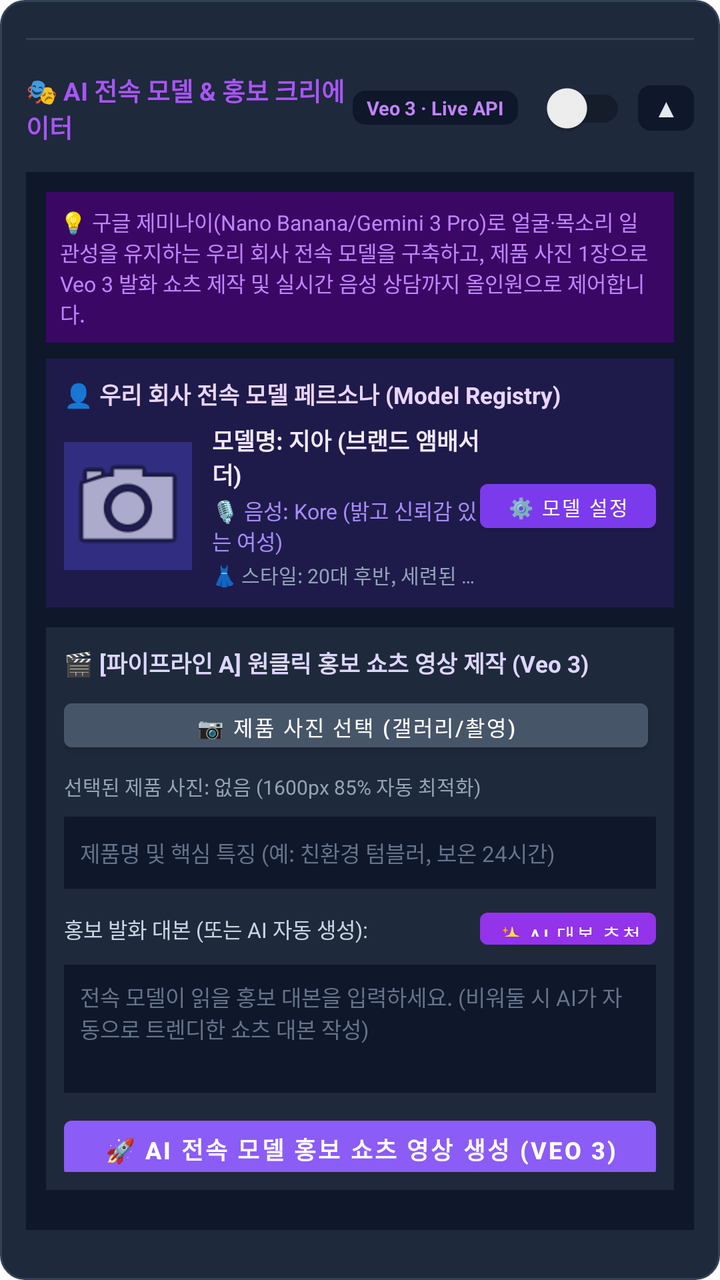
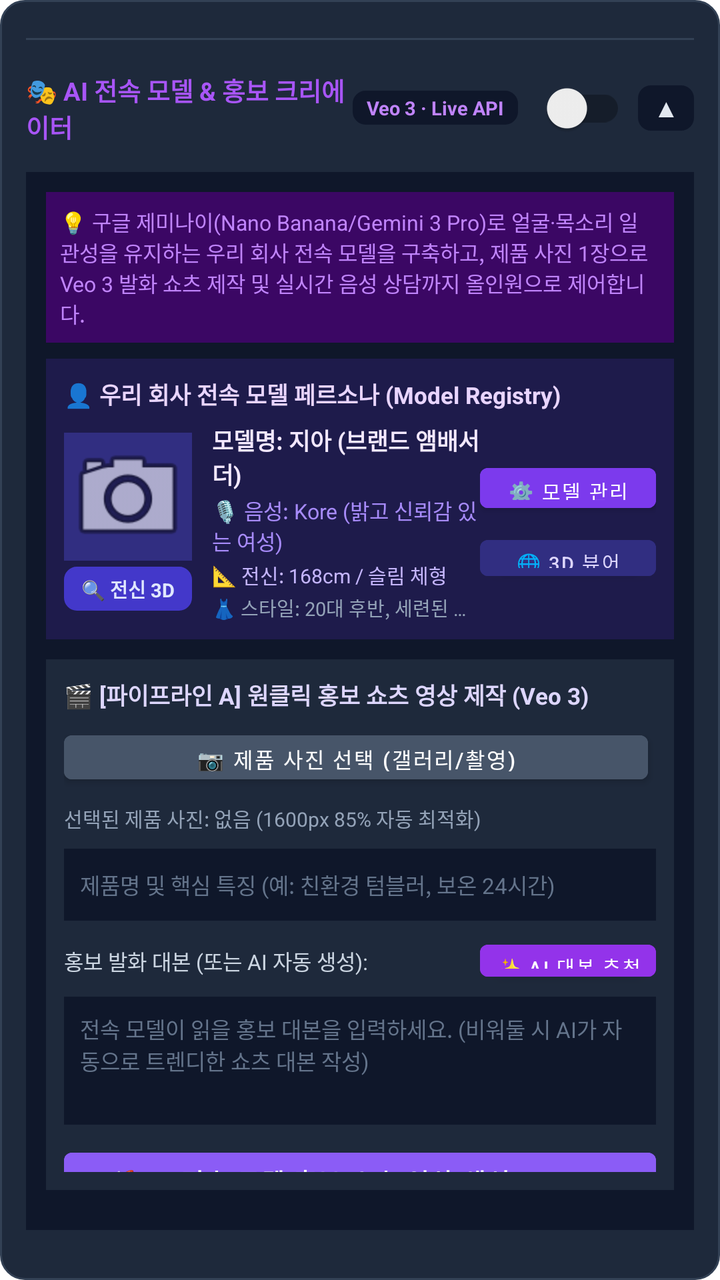

Compare the two renders of this Android layout. The source of the first and the diff that turns it into the second are given below.
<!-- AndroidManifest.xml: application theme Theme.SheetBotDepositAgent -->
<!-- res/layout/card_ai_model.xml -->
<?xml version="1.0" encoding="utf-8"?>
<LinearLayout xmlns:android="http://schemas.android.com/apk/res/android"
    xmlns:tools="http://schemas.android.com/tools"
    android:layout_width="match_parent"
    android:layout_height="wrap_content"
    android:orientation="vertical"
    android:background="@drawable/bg_card_scenario"
    android:padding="13dp"
    android:layout_marginBottom="12dp">

    
    <View
        android:layout_width="match_parent"
        android:layout_height="1dp"
        android:background="#334155"
        android:layout_marginTop="6dp"
        android:layout_marginBottom="10dp" />

    
    <LinearLayout
        android:id="@+id/layoutAiModelHeader"
        android:layout_width="match_parent"
        android:layout_height="wrap_content"
        android:orientation="horizontal"
        android:gravity="center_vertical"
        android:layout_marginBottom="8dp"
        android:clickable="true"
        android:focusable="true">

        <TextView
            android:layout_width="0dp"
            android:layout_height="wrap_content"
            android:layout_weight="1"
            android:text="🎭 AI 전속 모델 &amp; 홍보 크리에이터"
            android:textColor="#A855F7"
            android:textSize="12.5sp"
            android:textStyle="bold" />

        <TextView
            android:layout_width="wrap_content"
            android:layout_height="wrap_content"
            android:background="@drawable/bg_badge_version"
            android:backgroundTint="#0F172A"
            android:paddingHorizontal="7dp"
            android:paddingVertical="2dp"
            android:text="Veo 3 · Live API"
            android:textColor="#C084FC"
            android:textSize="9.5sp"
            android:textStyle="bold"
            android:layout_marginEnd="6dp" />

        <androidx.appcompat.widget.SwitchCompat
            android:id="@+id/switchAiModelAutomation"
            android:layout_width="wrap_content"
            android:layout_height="wrap_content"
            android:checked="false"
            android:layout_marginEnd="6dp" />

        <TextView
            android:id="@+id/btnToggleAiModelDetails"
            android:layout_width="wrap_content"
            android:layout_height="wrap_content"
            android:background="@drawable/bg_badge_version"
            android:backgroundTint="#0F172A"
            android:paddingHorizontal="8dp"
            android:paddingVertical="3dp"
            android:text="▲"
            android:textColor="#E2E8F0"
            android:textSize="12sp"
            android:textStyle="bold" />
    </LinearLayout>

    
    <LinearLayout
        android:id="@+id/layoutAiModelDetails"
        android:layout_width="match_parent"
        android:layout_height="wrap_content"
        android:orientation="vertical"
        android:background="#0F172A"
        android:padding="10dp"
        android:layout_marginBottom="12dp">

        
        <TextView
            android:layout_width="match_parent"
            android:layout_height="wrap_content"
            android:text="💡 구글 제미나이(Nano Banana/Gemini 3 Pro)로 얼굴·목소리 일관성을 유지하는 우리 회사 전속 모델을 구축하고, 제품 사진 1장으로 Veo 3 발화 쇼츠 제작 및 실시간 음성 상담까지 올인원으로 제어합니다."
            android:textColor="#C084FC"
            android:textSize="10.5sp"
            android:background="#3B0764"
            android:padding="7dp"
            android:layout_marginBottom="8dp" />

        
        <LinearLayout
            android:layout_width="match_parent"
            android:layout_height="wrap_content"
            android:orientation="vertical"
            android:background="#1E1B4B"
            android:padding="9dp"
            android:layout_marginBottom="10dp">

            <TextView
                android:layout_width="match_parent"
                android:layout_height="wrap_content"
                android:text="👤 우리 회사 전속 모델 페르소나 (Model Registry)"
                android:textColor="#E9D5FF"
                android:textSize="11.5sp"
                android:textStyle="bold"
                android:layout_marginBottom="6dp" />

            <LinearLayout
                android:layout_width="match_parent"
                android:layout_height="wrap_content"
                android:orientation="horizontal"
                android:gravity="center_vertical">

                
                <ImageView
                    android:id="@+id/ivModelMasterAvatar"
                    android:layout_width="64dp"
                    android:layout_height="64dp"
                    android:background="#312E81"
                    android:scaleType="centerCrop"
                    android:src="@android:drawable/ic_menu_camera"
                    android:contentDescription="전속 모델 대표 아바타"
                    android:layout_marginEnd="10dp" />

                
                <LinearLayout
                    android:layout_width="0dp"
                    android:layout_height="wrap_content"
                    android:layout_weight="1"
                    android:orientation="vertical">

                    <TextView
                        android:id="@+id/tvModelName"
                        android:layout_width="wrap_content"
                        android:layout_height="wrap_content"
                        android:text="모델명: 지아 (브랜드 앰배서더)"
                        android:textColor="#F3E8FF"
                        android:textSize="11.5sp"
                        android:textStyle="bold" />

                    <TextView
                        android:id="@+id/tvModelVoice"
                        android:layout_width="wrap_content"
                        android:layout_height="wrap_content"
                        android:text="🎙️ 음성: Kore (밝고 신뢰감 있는 여성)"
                        android:textColor="#A78BFA"
                        android:textSize="10.5sp"
                        android:layout_marginTop="2dp" />

                    <TextView
                        android:id="@+id/tvModelStyle"
                        android:layout_width="wrap_content"
                        android:layout_height="wrap_content"
                        android:text="👗 스타일: 20대 후반, 세련된 비즈니스 캐주얼"
                        android:textColor="#94A3B8"
                        android:textSize="10sp"
                        android:maxLines="1"
                        android:ellipsize="end"
                        android:layout_marginTop="2dp" />
                </LinearLayout>

                
                <Button
                    android:id="@+id/btnManageModelPersona"
                    android:layout_width="wrap_content"
                    android:layout_height="34dp"
                    android:backgroundTint="#7C3AED"
                    android:text="⚙️ 모델 설정"
                    android:textColor="#FFFFFF"
                    android:textSize="10sp"
                    android:paddingHorizontal="8dp" />
            </LinearLayout>
        </LinearLayout>

        
        <LinearLayout
            android:layout_width="match_parent"
            android:layout_height="wrap_content"
            android:orientation="vertical"
            android:background="#1E293B"
            android:padding="9dp"
            android:layout_marginBottom="10dp">

            <TextView
                android:layout_width="match_parent"
                android:layout_height="wrap_content"
                android:text="🎬 [파이프라인 A] 원클릭 홍보 쇼츠 영상 제작 (Veo 3)"
                android:textColor="#DDD6FE"
                android:textSize="11.5sp"
                android:textStyle="bold"
                android:layout_marginBottom="6dp" />

            
            <LinearLayout
                android:layout_width="match_parent"
                android:layout_height="wrap_content"
                android:orientation="horizontal"
                android:gravity="center_vertical"
                android:layout_marginBottom="6dp">

                <Button
                    android:id="@+id/btnSelectProductImage"
                    android:layout_width="0dp"
                    android:layout_height="34dp"
                    android:layout_weight="1"
                    android:backgroundTint="#475569"
                    android:text="📷 제품 사진 선택 (갤러리/촬영)"
                    android:textColor="#FFFFFF"
                    android:textSize="10.5sp"
                    android:layout_marginEnd="4dp" />

                <Button
                    android:id="@+id/btnResetProductImage"
                    android:layout_width="wrap_content"
                    android:layout_height="34dp"
                    android:backgroundTint="#64748B"
                    android:text="✕ 취소"
                    android:textColor="#F1F5F9"
                    android:textSize="10.5sp"
                    android:visibility="gone" />
            </LinearLayout>

            <TextView
                android:id="@+id/tvProductImageStatus"
                android:layout_width="match_parent"
                android:layout_height="wrap_content"
                android:text="선택된 제품 사진: 없음 (1600px 85% 자동 최적화)"
                android:textColor="#94A3B8"
                android:textSize="10sp"
                android:layout_marginBottom="8dp" />

            
            <EditText
                android:id="@+id/etProductTopic"
                android:layout_width="match_parent"
                android:layout_height="36dp"
                android:background="#0F172A"
                android:hint="제품명 및 핵심 특징 (예: 친환경 텀블러, 보온 24시간)"
                android:textColor="#F8FAFC"
                android:textColorHint="#64748B"
                android:textSize="11sp"
                android:paddingHorizontal="8dp"
                android:inputType="text"
                android:layout_marginBottom="6dp" />

            
            <LinearLayout
                android:layout_width="match_parent"
                android:layout_height="wrap_content"
                android:orientation="horizontal"
                android:gravity="center_vertical"
                android:layout_marginBottom="4dp">

                <TextView
                    android:layout_width="0dp"
                    android:layout_height="wrap_content"
                    android:layout_weight="1"
                    android:text="홍보 발화 대본 (또는 AI 자동 생성):"
                    android:textColor="#CBD5E1"
                    android:textSize="10.5sp" />

                <Button
                    android:id="@+id/btnAiSuggestScript"
                    android:layout_width="wrap_content"
                    android:layout_height="28dp"
                    android:backgroundTint="#9333EA"
                    android:text="✨ AI 대본 추천"
                    android:textColor="#FFFFFF"
                    android:textSize="9.5sp"
                    android:paddingHorizontal="6dp" />
            </LinearLayout>

            <EditText
                android:id="@+id/etProductScript"
                android:layout_width="match_parent"
                android:layout_height="64dp"
                android:background="#0F172A"
                android:hint="전속 모델이 읽을 홍보 대본을 입력하세요. (비워둘 시 AI가 자동으로 트렌디한 쇼츠 대본 작성)"
                android:textColor="#F8FAFC"
                android:textColorHint="#64748B"
                android:textSize="11sp"
                android:padding="8dp"
                android:gravity="top|start"
                android:inputType="textMultiLine"
                android:layout_marginBottom="8dp" />

            
            <Button
                android:id="@+id/btnStartAiModelShorts"
                android:layout_width="match_parent"
                android:layout_height="40dp"
                android:backgroundTint="#8B5CF6"
                android:text="🚀 AI 전속 모델 홍보 쇼츠 영상 생성 (Veo 3)"
                android:textColor="#FFFFFF"
                android:textSize="12sp"
                android:textStyle="bold" />

            
            <ProgressBar
                android:id="@+id/progressAiModel"
                style="?android:attr/progressBarStyleHorizontal"
                android:layout_width="match_parent"
                android:layout_height="6dp"
                android:indeterminate="true"
                android:visibility="gone"
                android:layout_marginTop="6dp" />

            <TextView
                android:id="@+id/tvAiModelStatus"
                android:layout_width="match_parent"
                android:layout_height="wrap_content"
                android:text="대기 중..."
                android:textColor="#A78BFA"
                android:textSize="10.5sp"
                android:visibility="gone"
                android:layout_marginTop="4dp" />

            
            <LinearLayout
                android:id="@+id/layoutAiModelResultContainer"
                android:layout_width="match_parent"
                android:layout_height="wrap_content"
                android:orientation="vertical"
                android:background="#2E1065"
                android:padding="10dp"
                android:layout_marginTop="8dp"
                android:visibility="gone">

                <TextView
                    android:id="@+id/tvResultVideoTitle"
                    android:layout_width="match_parent"
                    android:layout_height="wrap_content"
                    android:text="🎬 홍보 쇼츠 영상 생성 완료!"
                    android:textColor="#F5D0FE"
                    android:textSize="12sp"
                    android:textStyle="bold"
                    android:layout_marginBottom="4dp" />

                <TextView
                    android:id="@+id/tvResultScriptPreview"
                    android:layout_width="match_parent"
                    android:layout_height="wrap_content"
                    android:text="대본 미리보기..."
                    android:textColor="#E2E8F0"
                    android:textSize="10.5sp"
                    android:maxLines="3"
                    android:ellipsize="end"
                    android:layout_marginBottom="8dp" />

                <LinearLayout
                    android:layout_width="match_parent"
                    android:layout_height="wrap_content"
                    android:orientation="horizontal">

                    <Button
                        android:id="@+id/btnPlayVideoResult"
                        android:layout_width="0dp"
                        android:layout_height="34dp"
                        android:layout_weight="1"
                        android:backgroundTint="#7C3AED"
                        android:text="▶️ 영상 재생"
                        android:textColor="#FFFFFF"
                        android:textSize="10.5sp"
                        android:layout_marginEnd="4dp" />

                    <Button
                        android:id="@+id/btnOpenSheetResult"
                        android:layout_width="0dp"
                        android:layout_height="34dp"
                        android:layout_weight="1"
                        android:backgroundTint="#059669"
                        android:text="📊 대장 시트"
                        android:textColor="#FFFFFF"
                        android:textSize="10.5sp"
                        android:layout_marginEnd="4dp" />

                    <Button
                        android:id="@+id/btnShareVideoResult"
                        android:layout_width="0dp"
                        android:layout_height="34dp"
                        android:layout_weight="1"
                        android:backgroundTint="#4F46E5"
                        android:text="↗️ 영상 공유"
                        android:textColor="#FFFFFF"
                        android:textSize="10.5sp" />
                </LinearLayout>
            </LinearLayout>
        </LinearLayout>

        
        <LinearLayout
            android:layout_width="match_parent"
            android:layout_height="wrap_content"
            android:orientation="vertical"
            android:background="#1E293B"
            android:padding="9dp"
            android:layout_marginBottom="10dp">

            <TextView
                android:layout_width="match_parent"
                android:layout_height="wrap_content"
                android:text="🎙️ [파이프라인 B] 실시간 전속 모델 음성 상담 (Live API)"
                android:textColor="#DDD6FE"
                android:textSize="11.5sp"
                android:textStyle="bold"
                android:layout_marginBottom="4dp" />

            <TextView
                android:layout_width="match_parent"
                android:layout_height="wrap_content"
                android:text="Gemini Multimodal Live API와 저지연 오디오 스트리밍으로 연결되어 전속 모델과 실시간으로 대화하고 반응형 비디오 루프(대기/말하기/인사)를 시연합니다."
                android:textColor="#94A3B8"
                android:textSize="10sp"
                android:layout_marginBottom="8dp" />

            <Button
                android:id="@+id/btnStartLiveDialogue"
                android:layout_width="match_parent"
                android:layout_height="36dp"
                android:backgroundTint="#0284C7"
                android:text="🎙️ 전속 모델과 실시간 대화하기 (Live Demo)"
                android:textColor="#FFFFFF"
                android:textSize="11sp"
                android:textStyle="bold" />
        </LinearLayout>

        
        <LinearLayout
            android:layout_width="match_parent"
            android:layout_height="wrap_content"
            android:orientation="horizontal">

            <Button
                android:id="@+id/btnOpenAiModelSheetAlways"
                android:layout_width="0dp"
                android:layout_height="38dp"
                android:layout_weight="1"
                android:backgroundTint="#1E293B"
                android:text="📊 AI 콘텐츠 대장 ↗"
                android:textColor="#C084FC"
                android:textSize="11sp"
                android:textStyle="bold"
                android:layout_marginEnd="4dp" />

            <Button
                android:id="@+id/btnOpenAiModelDriveAlways"
                android:layout_width="0dp"
                android:layout_height="38dp"
                android:layout_weight="1"
                android:backgroundTint="#1E293B"
                android:text="📁 영상 보관함 드라이브 ↗"
                android:textColor="#38BDF8"
                android:textSize="11sp"
                android:textStyle="bold" />
        </LinearLayout>

    </LinearLayout>
</LinearLayout>
<!-- resources referenced by this layout -->
<resources>
  <!-- drawable bg_badge_version (drawable) -->
  <?xml version="1.0" encoding="utf-8"?>
  <shape xmlns:android="http://schemas.android.com/apk/res/android"
      android:shape="rectangle">
      <corners android:radius="6dp" />
      <solid android:color="#064E3B" />
      <stroke android:width="1dp" android:color="#059669" />
  </shape>
  <!-- drawable bg_card_scenario (drawable) -->
  <?xml version="1.0" encoding="utf-8"?>
  <shape xmlns:android="http://schemas.android.com/apk/res/android"
      android:shape="rectangle">
      <corners android:radius="12dp" />
      <solid android:color="#1E293B" />
      <stroke android:width="1dp" android:color="#334155" />
  </shape>
  <style name="Theme.SheetBotDepositAgent" parent="Theme.MaterialComponents.DayNight.NoActionBar">
          <item name="colorPrimary">@color/purple_500</item>
          <item name="colorPrimaryVariant">@color/purple_700</item>
          <item name="colorOnPrimary">@color/white</item>
          <item name="colorSecondary">@color/teal_200</item>
          <item name="colorSecondaryVariant">@color/teal_700</item>
          <item name="colorOnSecondary">@color/black</item>
          <item name="android:statusBarColor">#0F172A</item>
      </style>
  <color name="purple_500">#4F46E5</color>
  <color name="purple_700">#4338CA</color>
  <color name="white">#FFFFFFFF</color>
  <color name="teal_200">#10B981</color>
  <color name="teal_700">#059669</color>
  <color name="black">#000000</color>
</resources>

<!-- the commit's change to res/layout/card_ai_model.xml (unified diff, before → after) -->
@@ -116,15 +116,39 @@
                 android:gravity="center_vertical">
 
                 
-                <ImageView
-                    android:id="@+id/ivModelMasterAvatar"
-                    android:layout_width="64dp"
-                    android:layout_height="64dp"
-                    android:background="#312E81"
-                    android:scaleType="centerCrop"
-                    android:src="@android:drawable/ic_menu_camera"
-                    android:contentDescription="전속 모델 대표 아바타"
-                    android:layout_marginEnd="10dp" />
+                <LinearLayout
+                    android:layout_width="wrap_content"
+                    android:layout_height="wrap_content"
+                    android:orientation="vertical"
+                    android:gravity="center_horizontal"
+                    android:layout_marginEnd="10dp">
+
+                    <ImageView
+                        android:id="@+id/ivModelMasterAvatar"
+                        android:layout_width="64dp"
+                        android:layout_height="64dp"
+                        android:background="#312E81"
+                        android:scaleType="centerCrop"
+                        android:src="@android:drawable/ic_menu_camera"
+                        android:contentDescription="전속 모델 대표 아바타"
+                        android:clickable="true"
+                        android:focusable="true" />
+
+                    <TextView
+                        android:id="@+id/btnViewFullBody3d"
+                        android:layout_width="64dp"
+                        android:layout_height="22dp"
+                        android:background="@drawable/bg_badge_version"
+                        android:backgroundTint="#4338CA"
+                        android:gravity="center"
+                        android:text="🔍 전신 3D"
+                        android:textColor="#E0E7FF"
+                        android:textSize="9.5sp"
+                        android:textStyle="bold"
+                        android:layout_marginTop="3dp"
+                        android:clickable="true"
+                        android:focusable="true" />
+                </LinearLayout>
 
                 
                 <LinearLayout
@@ -152,27 +176,54 @@
                         android:layout_marginTop="2dp" />
 
                     <TextView
+                        android:id="@+id/tvModelHeight"
+                        android:layout_width="wrap_content"
+                        android:layout_height="wrap_content"
+                        android:text="📐 전신: 168cm / 슬림 체형"
+                        android:textColor="#C4B5FD"
+                        android:textSize="10sp"
+                        android:layout_marginTop="2dp" />
+
+                    <TextView
                         android:id="@+id/tvModelStyle"
                         android:layout_width="wrap_content"
                         android:layout_height="wrap_content"
                         android:text="👗 스타일: 20대 후반, 세련된 비즈니스 캐주얼"
                         android:textColor="#94A3B8"
-                        android:textSize="10sp"
+                        android:textSize="9.5sp"
                         android:maxLines="1"
                         android:ellipsize="end"
                         android:layout_marginTop="2dp" />
                 </LinearLayout>
 
                 
-                <Button
-                    android:id="@+id/btnManageModelPersona"
+                <LinearLayout
                     android:layout_width="wrap_content"
-                    android:layout_height="34dp"
-                    android:backgroundTint="#7C3AED"
-                    android:text="⚙️ 모델 설정"
-                    android:textColor="#FFFFFF"
-                    android:textSize="10sp"
-                    android:paddingHorizontal="8dp" />
+                    android:layout_height="wrap_content"
+                    android:orientation="vertical"
+                    android:gravity="center">
+
+                    <Button
+                        android:id="@+id/btnManageModelPersona"
+                        android:layout_width="wrap_content"
+                        android:layout_height="32dp"
+                        android:backgroundTint="#7C3AED"
+                        android:text="⚙️ 모델 관리"
+                        android:textColor="#FFFFFF"
+                        android:textSize="10sp"
+                        android:paddingHorizontal="8dp" />
+
+                    <Button
+                        android:id="@+id/btnOpen3dShowcase"
+                        android:layout_width="wrap_content"
+                        android:layout_height="30dp"
+                        android:backgroundTint="#312E81"
+                        android:text="🌐 3D 뷰어"
+                        android:textColor="#DDD6FE"
+                        android:textSize="9.5sp"
+                        android:paddingHorizontal="6dp"
+                        android:layout_marginTop="4dp" />
+                </LinearLayout>
             </LinearLayout>
         </LinearLayout>
 
